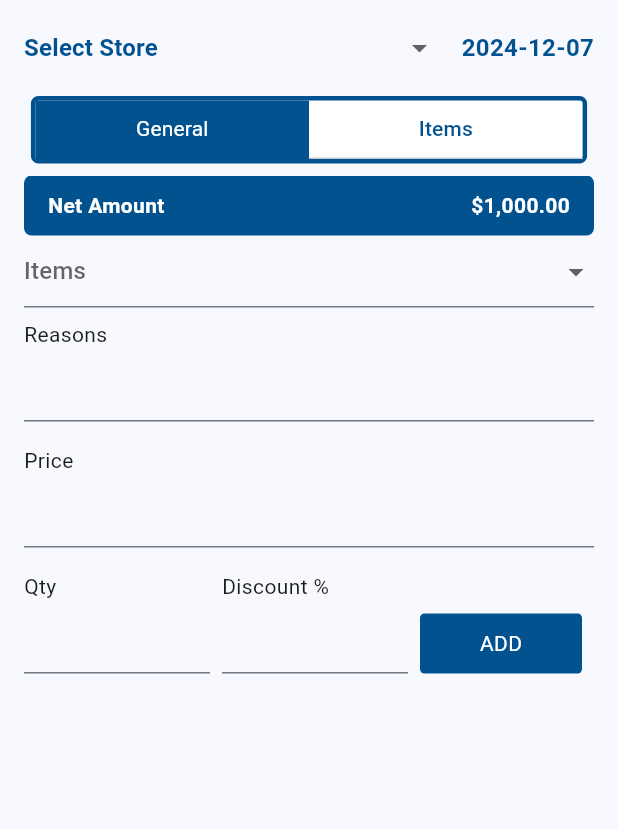
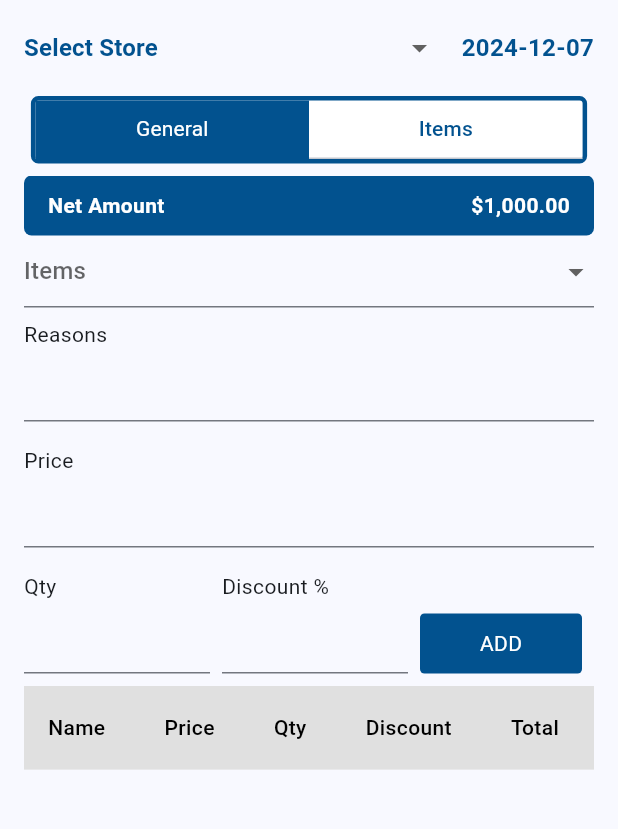
Before and after one commit to SandunC000/Quotation-Test, a Flutter app: the screen it shows after launch, after a tap on "ADD", on a phone screen of 412 x 824 dp, the part 84-913 px from its top. Run offline on Flutter 3.47's test engine with Material 3 defaults, Android fonts, the phone set to English and light mode, and no system bars; our stand-ins replace sqflite; accounts and stored records are empty.

Commit message:
Data table implementation

```diff
--- a/enhanzer_test/lib/services/database_service.dart
+++ b/enhanzer_test/lib/services/database_service.dart
@@ -17,8 +17,9 @@ class DatabaseService {
     String path = join(await getDatabasesPath(), 'items_database.db');
     return await openDatabase(
       path,
-      version: 1,
+      version: 2,
       onCreate: _onCreate,
+      onUpgrade: _onUpgrade,
     );
   }
 
@@ -39,12 +40,21 @@ class DatabaseService {
       CREATE TABLE Items_Details(
         id INTEGER PRIMARY KEY,
         itemName TEXT,
+        reason TEXT,
         price REAL,
         quantity INTEGER,
         discount REAL,
         netAmount REAL
       )
     ''');
+  }
+
+  Future<void> _onUpgrade(Database db, int oldVersion, int newVersion) async {
+    if (oldVersion < 2) {
+      await db.execute('''
+        ALTER TABLE Items_Details ADD COLUMN reason TEXT
+      ''');
+    }
   }
 
   Future<void> insertItems(Item item) async {
--- a/enhanzer_test/lib/views/general_view.dart
+++ b/enhanzer_test/lib/views/general_view.dart
@@ -25,6 +25,7 @@ class _GeneralViewState extends State<GeneralView> {
         children: [
           _amountContainer(),
           _dataField(context, itemViewModel),
+          _dataTable(context),
         ],
       ),
     );
@@ -152,7 +153,61 @@ class _GeneralViewState extends State<GeneralView> {
     );
   }
 
-  void _addItem() {
+  Widget _dataTable(BuildContext context) {
+    return SingleChildScrollView(
+      scrollDirection: Axis.horizontal,
+      child: Container(
+        width: MediaQuery.of(context).size.width,
+        decoration: BoxDecoration(
+          color: Colors.grey[200],
+        ),
+        child: DataTable(
+          columnSpacing: 0,
+          horizontalMargin: 16,
+          headingTextStyle: const TextStyle(
+            fontWeight: FontWeight.w500,
+            color: Colors.black,
+          ),
+          dataTextStyle: const TextStyle(
+            color: Colors.black87,
+          ),
+          headingRowColor: WidgetStateProperty.resolveWith<Color>(
+            (Set<WidgetState> states) {
+              return Colors.grey[300]!;
+            },
+          ),
+          dataRowColor: WidgetStateProperty.resolveWith<Color>(
+            (Set<WidgetState> states) {
+              if (states.contains(WidgetState.selected)) {
+                return Colors.blue[50]!;
+              }
+              return Colors.white;
+            },
+          ),
+          columns: const [
+            DataColumn(label: Text('Name')),
+            DataColumn(label: Text('Price')),
+            DataColumn(label: Text('Qty')),
+            DataColumn(label: Text('Discount')),
+            DataColumn(label: Text('Total')),
+          ],
+          rows: itemList.map((item) {
+            return DataRow(
+              cells: [
+                DataCell(Text(item['itemName'])),
+                DataCell(Text(item['price'].toString())),
+                DataCell(Text(item['quantity'].toString())),
+                DataCell(Text(item['discount'].toString())),
+                DataCell(Text(item['netAmount'].toString())),
+              ],
+            );
+          }).toList(),
+        ),
+      ),
+    );
+  }
+
+  void _addItem() async {
     try {
       double price = double.parse(priceController.text);
       int quantity = int.parse(quantityController.text);
@@ -161,15 +216,19 @@ class _GeneralViewState extends State<GeneralView> {
 
       double amount = (price * quantity) * (100 - discount) / 100;
 
+      final itemDetails = {
+        'itemName': itemNameController.text,
+        'price': price,
+        'reason': reason,
+        'quantity': quantity,
+        'discount': discount,
+        'netAmount': amount,
+      };
+
+      await DatabaseService().insertItemDetails(itemDetails);
+
       setState(() {
-        itemList.add({
-          'itemName': itemNameController.text,
-          'price': price,
-          'quantity': quantity,
-          'discount': discount,
-          'reason': reason,
-          'amount': amount,
-        });
+        itemList.add(itemDetails);
       });
 
       _clearControllers();
--- a/enhanzer_test/lib/views/items_view.dart
+++ b/enhanzer_test/lib/views/items_view.dart
@@ -10,6 +10,51 @@ class ItemsView extends StatefulWidget {
 class _ItemsViewState extends State<ItemsView> {
   @override
   Widget build(BuildContext context) {
-    return const Center(child: Text('Items View'));
+    final itemViewModel = Provider.of<ItemViewModel>(context);
+    return SingleChildScrollView(
+      scrollDirection: Axis.horizontal,
+      child: Container(
+        width: MediaQuery.of(context).size.width,
+        decoration: BoxDecoration(
+          color: Colors.grey[200],
+        ),
+        child: DataTable(
+          columnSpacing: 0,
+          horizontalMargin: 16,
+          headingTextStyle: const TextStyle(
+            fontWeight: FontWeight.w500,
+            color: Colors.black,
+          ),
+          dataTextStyle: const TextStyle(
+            color: Colors.black87,
+          ),
+          headingRowColor: WidgetStateProperty.resolveWith<Color>(
+            (Set<WidgetState> states) {
+              return Colors.grey[300]!;
+            },
+          ),
+          dataRowColor: WidgetStateProperty.resolveWith<Color>(
+            (Set<WidgetState> states) {
+              if (states.contains(WidgetState.selected)) {
+                return Colors.blue[50]!;
+              }
+              return Colors.white;
+            },
+          ),
+          columns: const [
+            DataColumn(label: Text('Name')),
+            DataColumn(label: Text('Price')),
+          ],
+          rows: itemViewModel.items.map((item) {
+            return DataRow(
+              cells: [
+                DataCell(Text(item.itemName)),
+                DataCell(Text(currencyFormatter(item.price))),
+              ],
+            );
+          }).toList(),
+        ),
+      ),
+    );
   }
 }
```
